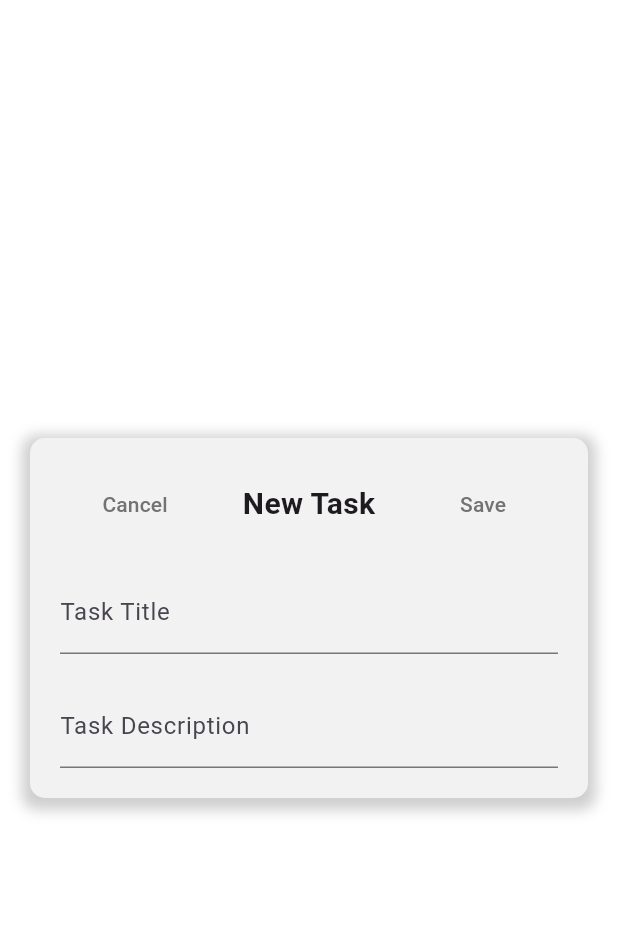
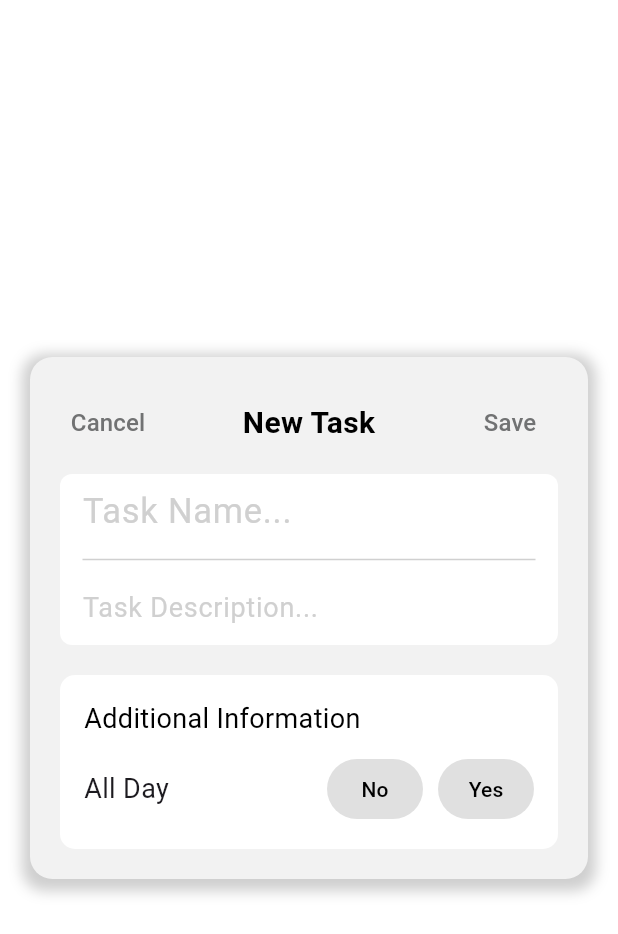
Before and after one commit to Fah4664/reminder-application, a Flutter app: the screen it shows after launch, item 2 of the bottom bar chosen, on a phone screen of 412 x 824 dp. Shown: the top 934 px of the screen. Run offline on Flutter 3.47's test engine with Material 3 defaults, Android fonts, the phone set to English and light mode, and no system bars.

Commit message:
Update add_task_page.dart

```diff
--- a/lib/add_task_page.dart
+++ b/lib/add_task_page.dart
@@ -3,27 +3,35 @@ import 'package:provider/provider.dart';
 import 'models/task.dart';
 import 'providers/task_provider.dart';
 
-class AddTaskPage extends StatelessWidget {
+class AddTaskPage extends StatefulWidget {
+  AddTaskPage({super.key});
+
+  @override
+  _AddTaskPageState createState() => _AddTaskPageState();
+}
+
+class _AddTaskPageState extends State<AddTaskPage> {
   final TextEditingController titleController = TextEditingController();
   final TextEditingController descriptionController = TextEditingController();
+  bool isAllDay = false;
 
   @override
   Widget build(BuildContext context) {
     return Scaffold(
-      backgroundColor: Color.fromARGB(255, 255, 255, 255), // พื้นหลังของหน้าจอจริงเป็นสีขาว
+      backgroundColor: const Color(0xFFFFFFFF),
       body: Center(
         child: Container(
           margin: const EdgeInsets.symmetric(horizontal: 20.0, vertical: 80.0),
           padding: const EdgeInsets.symmetric(horizontal: 20.0, vertical: 20.0),
           decoration: BoxDecoration(
-            color: Color(0xFFf2f2f2), // พื้นหลังของป๊อปอัพเป็นสีเทาอ่อน
-            borderRadius: BorderRadius.circular(10.0),
+            color: const Color(0xFFf2f2f2),
+            borderRadius: BorderRadius.circular(15.0),
             boxShadow: <BoxShadow>[
               BoxShadow(
                 color: Colors.grey.withOpacity(0.5),
                 spreadRadius: 5,
                 blurRadius: 7,
-                offset: Offset(0, 3),
+                offset: const Offset(0, 3),
               ),
             ],
           ),
@@ -31,34 +39,31 @@ class AddTaskPage extends StatelessWidget {
             mainAxisSize: MainAxisSize.min,
             children: <Widget>[
               Row(
+                mainAxisAlignment: MainAxisAlignment.spaceBetween,
                 children: <Widget>[
-                  SizedBox(
-                    width: 100, // กำหนดความกว้างของปุ่ม Cancel
-                    child: TextButton(
+                  TextButton(
                     onPressed: () {
                       Navigator.pop(context);
                     },
                     style: TextButton.styleFrom(
-                        foregroundColor: Color(0xFF717273), // สีตัวอักษร
-                        padding: EdgeInsets.symmetric(vertical: 10.0), // ขนาดปุ่ม
-                        backgroundColor: Colors.transparent, // ไม่มีพื้นหลัง
-                        minimumSize: Size(100, 40), // ขนาดปุ่มขั้นต่ำ
-                        side: BorderSide.none, // ไม่มีขอบ
+                      foregroundColor: const Color(0xFF717273),
+                      padding: const EdgeInsets.symmetric(vertical: 10.0),
+                      backgroundColor: Colors.transparent,
                     ),
-                      child: Text('Cancel'),
+                    child: const Text(
+                      'Cancel',
+                      style: TextStyle(fontSize: 16),
                     ),
                   ),
-                  Expanded(
-                    child: Center(
-                      child: Text(
+                  const Text(
                     'New Task',
-                        style: TextStyle(fontSize: 20, fontWeight: FontWeight.bold),
+                    style: TextStyle(
+                      fontSize: 20,
+                      fontWeight: FontWeight.bold,
+                      color: Color(0xFF000000),
                     ),
                   ),
-                  ),
-                  SizedBox(
-                    width: 100, // กำหนดความกว้างของปุ่ม Save
-                    child: TextButton(
+                  TextButton(
                     onPressed: () {
                       final String title = titleController.text;
                       final String description = descriptionController.text;
@@ -67,6 +72,7 @@ class AddTaskPage extends StatelessWidget {
                         final Task newTask = Task(
                           title: title,
                           description: description,
+                          isAllDay: isAllDay, // บันทึกสถานะ All Day
                         );
 
                         Provider.of<TaskProvider>(context, listen: false)
@@ -75,26 +81,121 @@ class AddTaskPage extends StatelessWidget {
                       }
                     },
                     style: TextButton.styleFrom(
-                        foregroundColor: Color(0xFF717273), // สีตัวอักษร
-                        padding: EdgeInsets.symmetric(vertical: 10.0), // ขนาดปุ่ม
-                        backgroundColor: Colors.transparent, // ไม่มีพื้นหลัง
-                        minimumSize: Size(100, 40), // ขนาดปุ่มขั้นต่ำ
-                        side: BorderSide.none, // ไม่มีขอบ
+                      foregroundColor: const Color(0xFF717273),
+                      padding: const EdgeInsets.symmetric(vertical: 10.0),
+                      backgroundColor: Colors.transparent,
                     ),
-                      child: Text('Save'),
+                    child: const Text(
+                      'Save',
+                      style: TextStyle(fontSize: 16),
                     ),
                   ),
                 ],
               ),
-              SizedBox(height: 20), // เว้นระยะห่างระหว่างแถวปุ่มกับฟิลด์ข้อความ
+              const SizedBox(height: 10),
+              Container(
+                padding: const EdgeInsets.only(top: 1.0, bottom: 1.0, left: 15.0, right: 15.0),
+                decoration: BoxDecoration(
+                  color: const Color(0xFFffffff),
+                  borderRadius: BorderRadius.circular(8.0),
+                ),
+                child: Column(
+                  crossAxisAlignment: CrossAxisAlignment.start,
+                  children: <Widget>[
+                    // TextField สำหรับ Task Name
                     TextField(
                       controller: titleController,
-                decoration: InputDecoration(labelText: 'Task Title'),
+                      decoration: const InputDecoration(
+                        hintText: 'Task Name...',
+                        hintStyle: TextStyle(
+                          fontSize: 23,
+                          color: Color(0xFFd0d0d0),
                         ),
-              SizedBox(height: 20), // เพิ่มระยะห่างระหว่าง TextField
+                        contentPadding: EdgeInsets.zero, // ไม่มี padding เพิ่มเติม
+                        border: InputBorder.none,
+                      ),
+                      style: const TextStyle(fontSize: 18),
+                    ),
+                    // Divider ไม่มีระยะห่าง
+                    const Divider(
+                      color: Color(0xFFd0d0d0),
+                      thickness: 1, // ความหนาของเส้น
+                    ),
+                    // TextField สำหรับ Task Description
                     TextField(
                       controller: descriptionController,
-                decoration: InputDecoration(labelText: 'Task Description'),
+                      decoration: const InputDecoration(
+                        hintText: 'Task Description...',
+                        hintStyle: TextStyle(
+                          fontSize: 18,
+                          color: Color(0xFFd0d0d0),
+                        ),
+                        contentPadding: EdgeInsets.zero, // ไม่มี padding เพิ่มเติม
+                        border: InputBorder.none,
+                      ),
+                      style: const TextStyle(fontSize: 18),
+                    ),
+                  ],
+                ),
+              ),
+              const SizedBox(height: 20),
+              Container(
+                padding: const EdgeInsets.all(16.0),
+                decoration: BoxDecoration(
+                  color: const Color(0xFFffffff),
+                  borderRadius: BorderRadius.circular(10.0),
+                ),
+                child: Column(
+                  crossAxisAlignment: CrossAxisAlignment.start,
+                  children: <Widget>[
+                    const Text(
+                      'Additional Information',
+                      style: TextStyle(
+                        fontSize: 18,
+                        color: Color(0xFF000000),
+                      ),
+                    ),
+                    const SizedBox(height: 10),
+                    Row(
+                      mainAxisAlignment: MainAxisAlignment.spaceBetween,
+                      children: <Widget>[
+                        const Text(
+                          'All Day',
+                          style: TextStyle(fontSize: 18),
+                        ),
+                        Row(
+                          children: <Widget>[
+                            TextButton(
+                              onPressed: () {
+                                setState(() {
+                                  isAllDay = false;
+                                });
+                              },
+                              style: TextButton.styleFrom(
+                                backgroundColor: !isAllDay ? Colors.grey[300] : Colors.blue,
+                                foregroundColor: Colors.black,
+                              ),
+                              child: const Text('No'),
+                            ),
+                            const SizedBox(width: 10),
+                            TextButton(
+                              onPressed: () {
+                                setState(() {
+                                  isAllDay = true;
+                                });
+                              },
+                              style: TextButton.styleFrom(
+                                backgroundColor: isAllDay ? Colors.blue : Colors.grey[300],
+                                foregroundColor: Colors.black,
+                              ),
+                              child: const Text('Yes'),
+                            ),
+                          ],
+                        ),
+                      ],
+                    ),
+                  ],
+                ),
               ),
             ],
           ),
```
Lines whose indentation alone changed are shown as unchanged.
